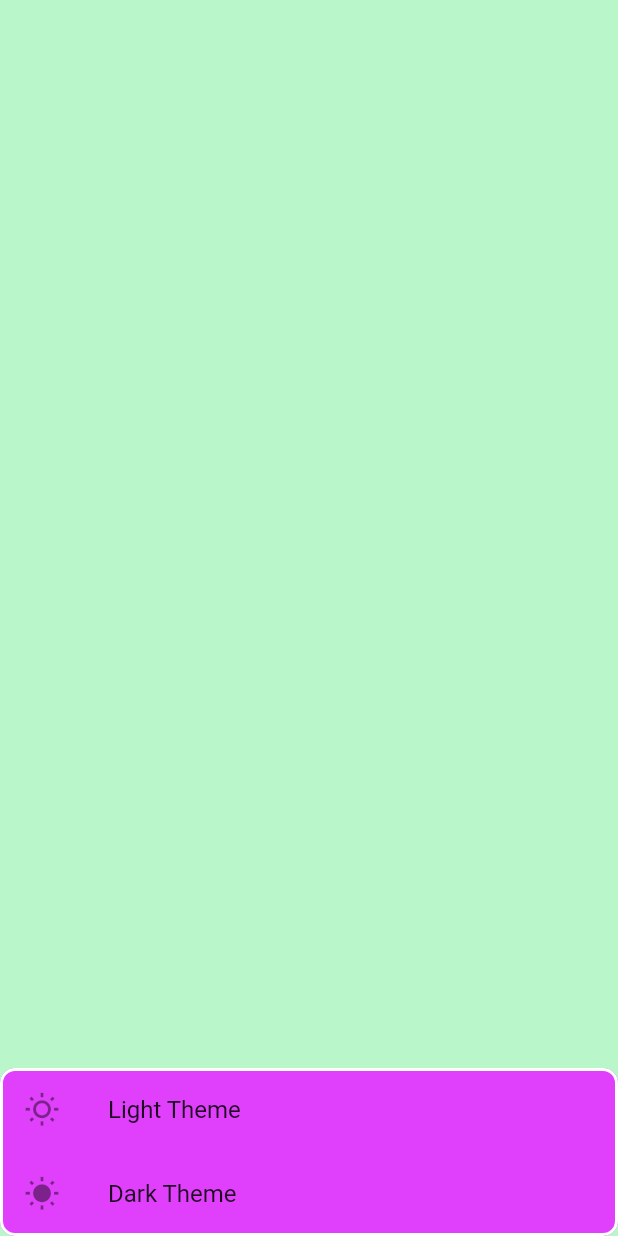
After one commit to realryankim/flutter-getx-practice, a Flutter app: the BottomSheetPage screen opened directly, after a tap on "Show Bottom Sheet", on a phone screen of 412 x 824 dp. The commit adds this screen. Run offline on Flutter 3.47's test engine with Material 2 defaults, Android fonts, the phone set to English and light mode, and no system bars; our stand-ins replace get.

Commit message:
add bottom_sheet_page

```diff
--- a/lib/main.dart
+++ b/lib/main.dart
@@ -1,4 +1,5 @@
 import 'package:flutter/material.dart';
+import 'package:flutter_getx/pages/bottom_sheet_page.dart';
 import 'package:flutter_getx/pages/dialog_page.dart';
 import 'package:flutter_getx/pages/snackbar_page.dart';
 import 'package:get/get.dart';
@@ -35,6 +36,12 @@ class MyApp extends StatelessWidget {
                 },
                 child: Text('Dialog'),
               ),
+              ElevatedButton(
+                onPressed: () {
+                  Get.to(BottomSheetPage());
+                },
+                child: Text('Bottom Sheet'),
+              ),
             ],
           ),
         ),
--- /dev/null
+++ b/lib/pages/bottom_sheet_page.dart
@@ -0,0 +1,68 @@
+import 'package:flutter/material.dart';
+import 'package:get/get.dart';
+
+class BottomSheetPage extends StatelessWidget {
+  const BottomSheetPage({Key? key}) : super(key: key);
+
+  @override
+  Widget build(BuildContext context) {
+    return Scaffold(
+      appBar: AppBar(
+        title: Text('Bottom Sheet'),
+      ),
+      body: Center(
+        child: Column(
+          mainAxisAlignment: MainAxisAlignment.center,
+          crossAxisAlignment: CrossAxisAlignment.center,
+          children: [
+            ElevatedButton(
+              child: Text('Show Bottom Sheet'),
+              onPressed: () {
+                Get.bottomSheet(
+                  Container(
+                    child: Wrap(
+                      children: [
+                        ListTile(
+                          leading: Icon(
+                            Icons.wb_sunny_outlined,
+                          ),
+                          title: Text('Light Theme'),
+                          onTap: () {
+                            Get.changeTheme(ThemeData.light());
+                          },
+                        ),
+                        ListTile(
+                          leading: Icon(
+                            Icons.wb_sunny,
+                          ),
+                          title: Text('Dark Theme'),
+                          onTap: () {
+                            Get.changeTheme(ThemeData.dark());
+                          },
+                        ),
+                      ],
+                    ),
+                  ),
+                  barrierColor: Colors.greenAccent.shade100,
+                  backgroundColor: Colors.purpleAccent,
+                  // isDismissible is true by default
+                  isDismissible: true,
+                  shape: RoundedRectangleBorder(
+                    borderRadius: BorderRadius.circular(10),
+                    side: BorderSide(
+                      color: Colors.white,
+                      style: BorderStyle.solid,
+                      width: 2,
+                    ),
+                  ),
+                  // enableDrag is true by default
+                  enableDrag: true,
+                );
+              },
+            ),
+          ],
+        ),
+      ),
+    );
+  }
+}
```
